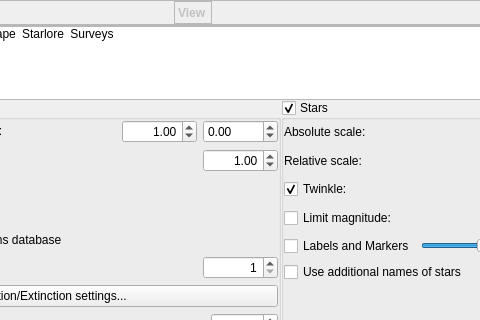
This is src/gui/viewDialog.ui in Stellarium/stellarium as Qt 5 draws it before an edit; both pictures show x 193 to 673 and y 0 to 320 of the 798 by 591 pixel window. The edited form follows.
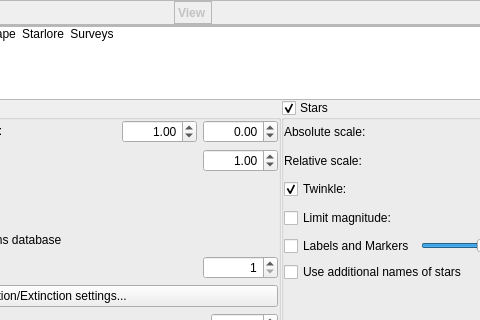
This is the edited form. Icons and pictures are not drawn. Custom widgets are drawn as their Qt base class.

Commit message: UI: fix milkyway saturation input alignment

Diff of the .ui file:
```diff
--- a/src/gui/viewDialog.ui
+++ b/src/gui/viewDialog.ui
@@ -1010,6 +1010,9 @@
                    <height>16777215</height>
                   </size>
                  </property>
+                 <property name="alignment">
+                  <set>Qt::AlignRight|Qt::AlignTrailing|Qt::AlignVCenter</set>
+                 </property>
                  <property name="minimum">
                   <double>-1.000000000000000</double>
                  </property>
```
